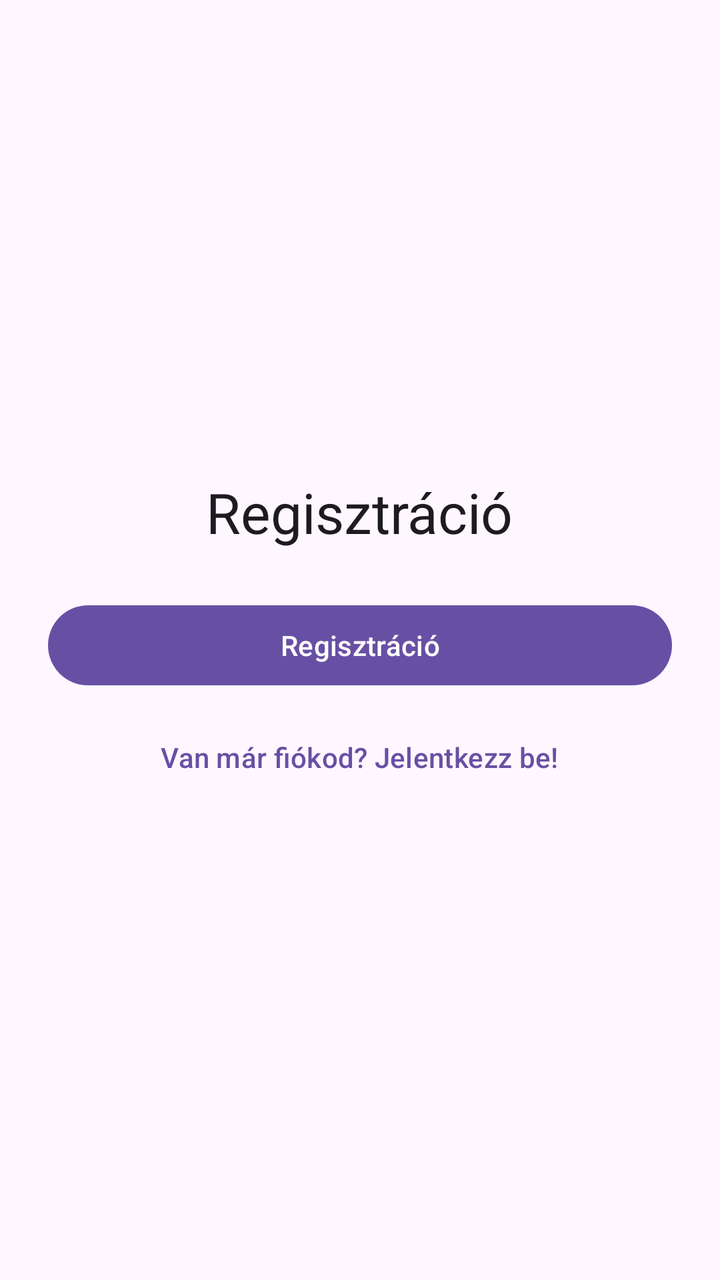
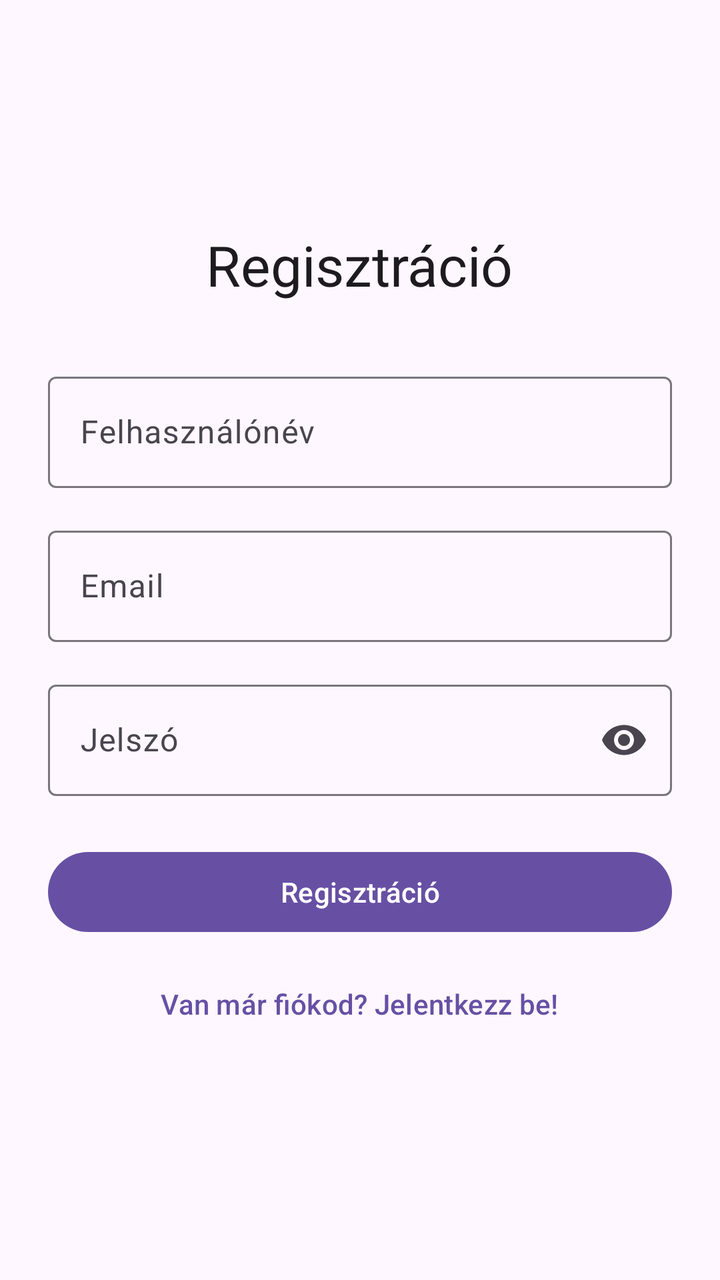

An Android layout rendered at two revisions. The XML below is the earlier revision; the diff shows what the commit changed to produce the second picture.
<!-- AndroidManifest.xml: application theme Theme.Progr3ssApp -->
<!-- res/layout/fragment_register.xml -->
<?xml version="1.0" encoding="utf-8"?>
<LinearLayout xmlns:android="http://schemas.android.com/apk/res/android"
    xmlns:tools="http://schemas.android.com/tools"
    android:layout_width="match_parent"
    android:layout_height="match_parent"
    android:gravity="center"
    android:orientation="vertical"
    android:padding="24dp"
    tools:context=".ui.auth.RegisterFragment">

    <TextView
        android:id="@+id/tv_register_title"
        android:layout_width="wrap_content"
        android:layout_height="wrap_content"
        android:text="@string/register_heading"
        android:textAppearance="?attr/textAppearanceHeadlineMedium" />

    <Button
        android:id="@+id/btn_register"
        android:layout_width="match_parent"
        android:layout_height="wrap_content"
        android:layout_marginTop="24dp"
        android:text="@string/btn_register" />

    <Button
        android:id="@+id/btn_go_login"
        style="@style/Widget.Material3.Button.TextButton"
        android:layout_width="wrap_content"
        android:layout_height="wrap_content"
        android:layout_marginTop="8dp"
        android:text="@string/link_login" />
</LinearLayout>
<!-- resources referenced by this layout -->
<resources>
  <string name="btn_register">Regisztráció</string>
  <string name="link_login">Van már fiókod? Jelentkezz be!</string>
  <string name="register_heading">Regisztráció</string>
  <style name="Theme.Progr3ssApp" parent="Theme.Material3.DayNight.NoActionBar" />
</resources>

<!-- the commit's change to res/layout/fragment_register.xml (unified diff, before → after) -->
@@ -1,32 +1,108 @@
 <?xml version="1.0" encoding="utf-8"?>
-<LinearLayout xmlns:android="http://schemas.android.com/apk/res/android"
+<ScrollView xmlns:android="http://schemas.android.com/apk/res/android"
+    xmlns:app="http://schemas.android.com/apk/res-auto"
     xmlns:tools="http://schemas.android.com/tools"
     android:layout_width="match_parent"
     android:layout_height="match_parent"
-    android:gravity="center"
-    android:orientation="vertical"
-    android:padding="24dp"
+    android:fillViewport="true"
     tools:context=".ui.auth.RegisterFragment">
 
-    <TextView
-        android:id="@+id/tv_register_title"
-        android:layout_width="wrap_content"
-        android:layout_height="wrap_content"
-        android:text="@string/register_heading"
-        android:textAppearance="?attr/textAppearanceHeadlineMedium" />
-
-    <Button
-        android:id="@+id/btn_register"
+    <LinearLayout
         android:layout_width="match_parent"
         android:layout_height="wrap_content"
-        android:layout_marginTop="24dp"
-        android:text="@string/btn_register" />
+        android:gravity="center"
+        android:orientation="vertical"
+        android:padding="24dp">
 
-    <Button
-        android:id="@+id/btn_go_login"
-        style="@style/Widget.Material3.Button.TextButton"
-        android:layout_width="wrap_content"
-        android:layout_height="wrap_content"
-        android:layout_marginTop="8dp"
-        android:text="@string/link_login" />
-</LinearLayout>
+        <TextView
+            android:id="@+id/tv_register_title"
+            android:layout_width="wrap_content"
+            android:layout_height="wrap_content"
+            android:layout_marginBottom="32dp"
+            android:text="@string/register_heading"
+            android:textAppearance="?attr/textAppearanceHeadlineMedium" />
+
+        <com.google.android.material.textfield.TextInputLayout
+            android:id="@+id/til_username"
+            style="@style/Widget.Material3.TextInputLayout.OutlinedBox"
+            android:layout_width="match_parent"
+            android:layout_height="wrap_content"
+            android:hint="@string/hint_username">
+
+            <com.google.android.material.textfield.TextInputEditText
+                android:id="@+id/et_username"
+                android:layout_width="match_parent"
+                android:layout_height="wrap_content"
+                android:autofillHints="username"
+                android:inputType="text"
+                android:maxLines="1" />
+        </com.google.android.material.textfield.TextInputLayout>
+
+        <com.google.android.material.textfield.TextInputLayout
+            android:id="@+id/til_email"
+            style="@style/Widget.Material3.TextInputLayout.OutlinedBox"
+            android:layout_width="match_parent"
+            android:layout_height="wrap_content"
+            android:layout_marginTop="16dp"
+            android:hint="@string/hint_email">
+
+            <com.google.android.material.textfield.TextInputEditText
+                android:id="@+id/et_email"
+                android:layout_width="match_parent"
+                android:layout_height="wrap_content"
+                android:autofillHints="emailAddress"
+                android:inputType="textEmailAddress"
+                android:maxLines="1" />
+        </com.google.android.material.textfield.TextInputLayout>
+
+        <com.google.android.material.textfield.TextInputLayout
+            android:id="@+id/til_password"
+            style="@style/Widget.Material3.TextInputLayout.OutlinedBox"
+            android:layout_width="match_parent"
+            android:layout_height="wrap_content"
+            android:layout_marginTop="16dp"
+            android:hint="@string/hint_password"
+            app:endIconMode="password_toggle">
+
+            <com.google.android.material.textfield.TextInputEditText
+                android:id="@+id/et_password"
+                android:layout_width="match_parent"
+                android:layout_height="wrap_content"
+                android:autofillHints="newPassword"
+                android:inputType="textPassword"
+                android:maxLines="1" />
+        </com.google.android.material.textfield.TextInputLayout>
+
+        
+        <FrameLayout
+            android:layout_width="match_parent"
+            android:layout_height="wrap_content"
+            android:layout_marginTop="24dp">
+
+            <Button
+                android:id="@+id/btn_register"
+                android:layout_width="match_parent"
+                android:layout_height="wrap_content"
+                android:text="@string/btn_register" />
+
+            <com.google.android.material.progressindicator.CircularProgressIndicator
+                android:id="@+id/progress_register"
+                android:layout_width="wrap_content"
+                android:layout_height="wrap_content"
+                android:layout_gravity="center"
+                android:elevation="8dp"
+                android:indeterminate="true"
+                android:visibility="gone"
+                app:indicatorSize="20dp"
+                app:trackThickness="2dp" />
+        </FrameLayout>
+
+        <Button
+            android:id="@+id/btn_go_login"
+            style="@style/Widget.Material3.Button.TextButton"
+            android:layout_width="wrap_content"
+            android:layout_height="wrap_content"
+            android:layout_marginTop="8dp"
+            android:text="@string/link_login" />
+    </LinearLayout>
+</ScrollView>
<!-- resource entries referenced after the edit -->
@@ -1,6 +1,9 @@
 <!-- resources referenced by this layout -->
 <resources>
   <string name="btn_register">Regisztráció</string>
+  <string name="hint_email">Email</string>
+  <string name="hint_password">Jelszó</string>
+  <string name="hint_username">Felhasználónév</string>
   <string name="link_login">Van már fiókod? Jelentkezz be!</string>
   <string name="register_heading">Regisztráció</string>
   <style name="Theme.Progr3ssApp" parent="Theme.Material3.DayNight.NoActionBar" />
